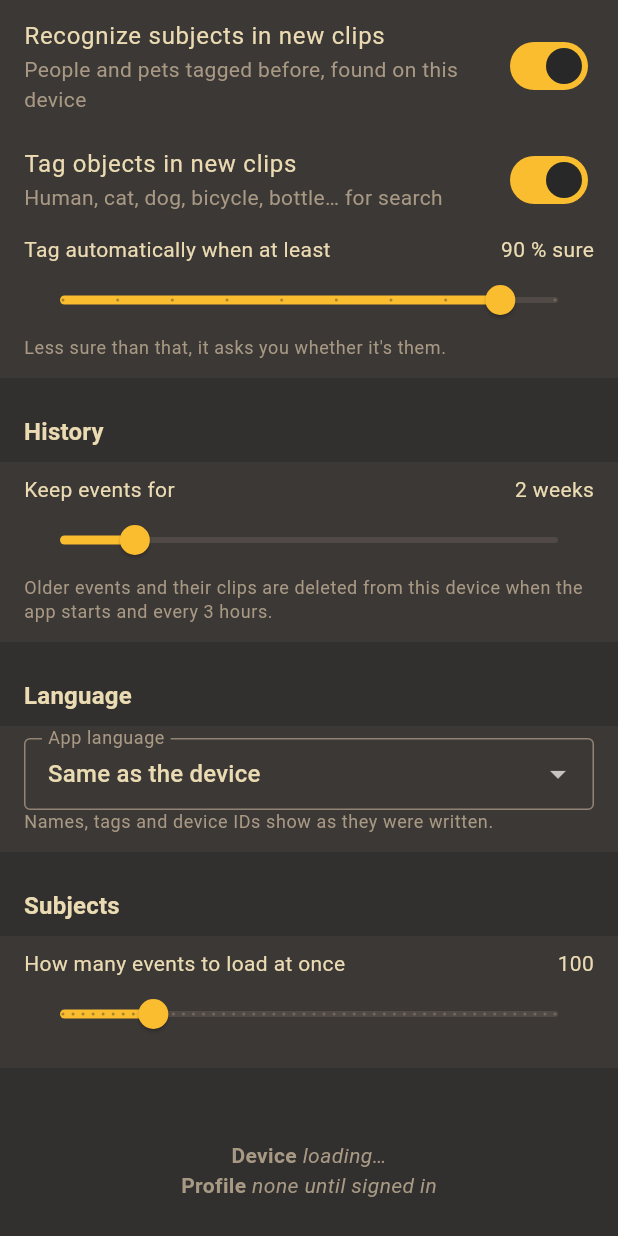
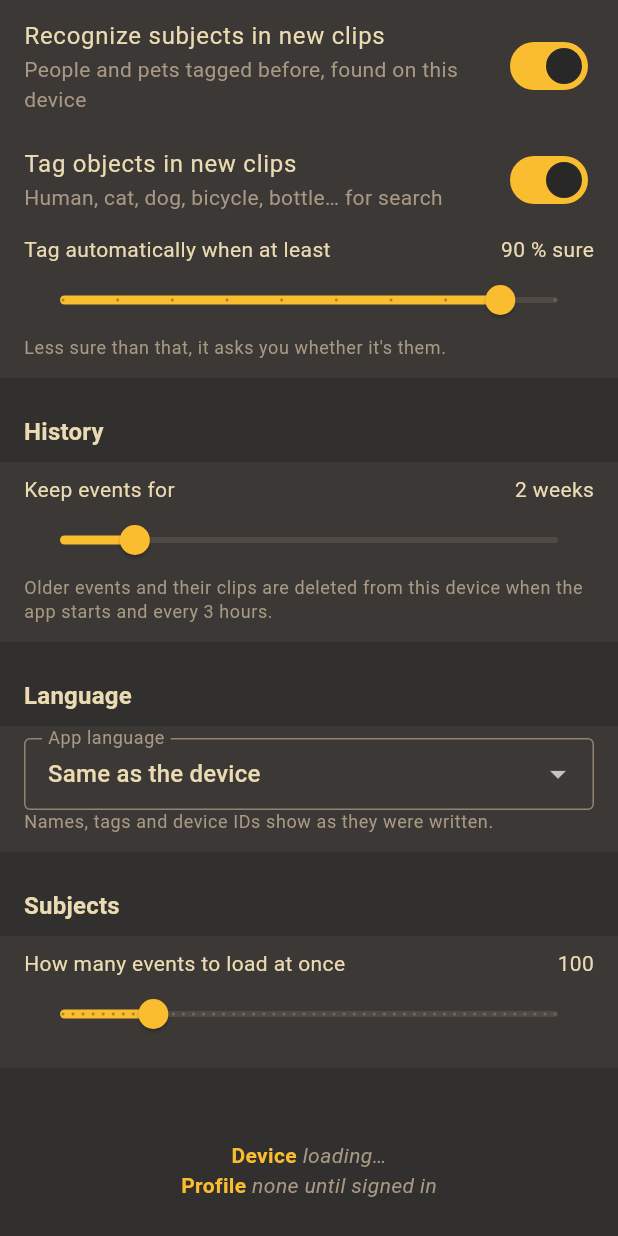
Before and after one commit to prodbytes/presence, a Flutter app: the SettingsView widget shown alone on an empty page, opened directly with empty values, scrolled down 880 dp, on a phone screen of 412 x 824 dp. Run offline on Flutter 3.47's test engine with Material 3 defaults, Android fonts, the phone set to English and light mode, and no system bars; our stand-ins replace app_links, battery_plus, flutter_map, geolocator, google_sign_in, latlong2 and 4 more; missing offline and left inert: cryptography, dart:js_interop, dart:ui_web, google_sign_in_web, idb_shim, mqtt_client and 1 more; network calls fail; project files that could hold a hidden picture were left out.

Commit message:
Settings: the device's memory after its ID; labels apart from values
Co-Authored-By: Claude Opus 5.5 <noreply@anthropic.com>

```diff
--- /dev/null
+++ b/presence_app/lib/identity/device_memory.dart
@@ -0,0 +1,38 @@
+import 'device_memory_native.dart'
+    if (dart.library.js_interop) 'device_memory_web.dart'
+    as platform;
+
+/// How much memory this device has for the app, as far as the platform
+/// says (Settings shows it after the device's ID).
+class DeviceMemory {
+  const DeviceMemory({required this.bytes, required this.free});
+
+  /// [free]: what's free now (Android's `availMem`, Linux's
+  /// `MemAvailable`); else the device's whole memory, approximate (a
+  /// browser's `navigator.deviceMemory`).
+  final int bytes;
+  final bool free;
+
+  /// This device's, or null where the platform doesn't say (iOS, macOS,
+  /// Windows, Firefox and Safari).
+  static Future<DeviceMemory?> read() => platform.readDeviceMemory();
+
+  /// [bytes] as people read them: `512 MB`, `1.2 GB`, `8 GB`.
+  static String format(int bytes) {
+    const gb = 1 << 30;
+    if (bytes < gb) return '${(bytes / (1 << 20)).round()} MB';
+    final g = bytes / gb;
+    return g >= 10 || g == g.roundToDouble()
+        ? '${g.round()} GB'
+        : '${g.toStringAsFixed(1)} GB';
+  }
+
+  /// `MemAvailable` in a `/proc/meminfo` [text], in bytes, or null.
+  static int? memAvailableOf(String text) {
+    final m = RegExp(
+      r'^MemAvailable:\s+(\d+)\s+kB',
+      multiLine: true,
+    ).firstMatch(text);
+    return m == null ? null : int.parse(m.group(1)!) * 1024;
+  }
+}
--- /dev/null
+++ b/presence_app/lib/identity/device_memory_native.dart
@@ -0,0 +1,26 @@
+import 'dart:io';
+
+import '../recognition/memory.dart';
+import 'device_memory.dart';
+
+/// Android's free memory (`memoryStatus`), Linux's `MemAvailable`; none
+/// elsewhere.
+Future<DeviceMemory?> readDeviceMemory() async {
+  try {
+    if (Platform.isAndroid) {
+      final status = await MemoryMonitor().status();
+      return status == null
+          ? null
+          : DeviceMemory(bytes: status.availableBytes, free: true);
+    }
+    if (Platform.isLinux) {
+      final bytes = DeviceMemory.memAvailableOf(
+        await File('/proc/meminfo').readAsString(),
+      );
+      return bytes == null ? null : DeviceMemory(bytes: bytes, free: true);
+    }
+  } catch (_) {
+    // Unknown, then.
+  }
+  return null;
+}
--- a/presence_app/lib/l10n/app_es.arb
+++ b/presence_app/lib/l10n/app_es.arb
@@ -539,6 +539,8 @@
   "settingsMapAttribution": "© Colaboradores de OpenStreetMap",
   "settingsMapZoomIn": "Acercar",
   "settingsMapZoomOut": "Alejar",
+  "settingsMemoryAbout": "unos {amount}",
+  "settingsMemoryFree": "{amount} libres",
   "settingsMotionCooldown": "Como máximo un clip automático cada",
   "settingsMotionNow": "Movimiento ahora: {percent} %",
   "settingsMotionNowWaiting": "Movimiento ahora: esperando la cámara…",
--- a/presence_app/lib/l10n/app_pt.arb
+++ b/presence_app/lib/l10n/app_pt.arb
@@ -539,6 +539,8 @@
   "settingsMapAttribution": "© Colaboradores do OpenStreetMap",
   "settingsMapZoomIn": "Aproximar",
   "settingsMapZoomOut": "Afastar",
+  "settingsMemoryAbout": "cerca de {amount}",
+  "settingsMemoryFree": "{amount} livres",
   "settingsMotionCooldown": "No máximo um clipe automático a cada",
   "settingsMotionNow": "Movimento agora: {percent} %",
   "settingsMotionNowWaiting": "Movimento agora: aguardando a câmera…",
--- a/presence_app/lib/l10n/gen/app_localizations.dart
+++ b/presence_app/lib/l10n/gen/app_localizations.dart
@@ -3334,6 +3334,18 @@ abstract class AppLocalizations {
   /// **'Zoom out'**
   String get settingsMapZoomOut;
 
+  /// No description provided for @settingsMemoryAbout.
+  ///
+  /// In en, this message translates to:
+  /// **'about {amount}'**
+  String settingsMemoryAbout(String amount);
+
+  /// No description provided for @settingsMemoryFree.
+  ///
+  /// In en, this message translates to:
+  /// **'{amount} free'**
+  String settingsMemoryFree(String amount);
+
   /// No description provided for @settingsMotionCooldown.
   ///
   /// In en, this message translates to:
--- a/presence_app/lib/l10n/parts/settings_es.arb
+++ b/presence_app/lib/l10n/parts/settings_es.arb
@@ -110,5 +110,7 @@
   "settingsCloudNoLabels": "Nada que aprender aún: etiqueta personas y mascotas.",
   "settingsCloudFailed": "No se pudo entrenar ahora; se reintentará más tarde.",
   "settingsCloudNotPremium": "El reconocimiento en la nube es solo Premium.",
-  "settingsCloudUpToDate": "Al día."
+  "settingsCloudUpToDate": "Al día.",
+  "settingsMemoryFree": "{amount} libres",
+  "settingsMemoryAbout": "unos {amount}"
 }
--- a/presence_app/lib/l10n/parts/settings_pt.arb
+++ b/presence_app/lib/l10n/parts/settings_pt.arb
@@ -110,5 +110,7 @@
   "settingsCloudNoLabels": "Nada para aprender ainda: marque pessoas e pets.",
   "settingsCloudFailed": "Não deu para treinar agora; tenta de novo depois.",
   "settingsCloudNotPremium": "O reconhecimento na nuvem é só Premium.",
-  "settingsCloudUpToDate": "Atualizado."
+  "settingsCloudUpToDate": "Atualizado.",
+  "settingsMemoryFree": "{amount} livres",
+  "settingsMemoryAbout": "cerca de {amount}"
 }
--- a/presence_app/lib/settings.dart
+++ b/presence_app/lib/settings.dart
@@ -6,6 +6,7 @@ import 'package:flutter/material.dart';
 import 'app_version.dart';
 import 'camera_feeds.dart';
 import 'config.dart';
+import 'identity/device_memory.dart';
 import 'location/device_location.dart';
 import 'l10n/l10n.dart';
 import 'location/location_settings.dart';
@@ -28,6 +29,7 @@ class SettingsView extends StatefulWidget {
     this.nextClip,
     this.logTabDefault,
     this.liveSync = false,
+    this.memory = DeviceMemory.read,
     this.liveAdmin = false,
   });
 
@@ -64,6 +66,10 @@ class SettingsView extends StatefulWidget {
   /// it's known).
   final String? deviceId;
 
+  /// Reads this device's memory, shown after its ID ([DeviceMemory.read];
+  /// tests give their own). Read when Settings opens.
+  final Future<DeviceMemory?> Function() memory;
+
   /// This device's profile ID, always shown at the top beside the device
   /// ID ("none until signed in" until it's known).
   final String? profileId;
@@ -89,6 +95,9 @@ class _SettingsViewState extends State<SettingsView> {
   /// The location map is held: the list holds still, so a drag on the map
   /// moves the map.
   bool _mapHeld = false;
+
+  /// The device's memory, as Settings opened.
+  late final Future<DeviceMemory?> _memory = widget.memory();
 
   void _onMapHeld(bool held) {
     setState(() => _mapHeld = held);
@@ -549,11 +558,23 @@ class _SettingsViewState extends State<SettingsView> {
               child: Column(
                 crossAxisAlignment: CrossAxisAlignment.stretch,
                 children: [
-                  _IdLine(
-                    label: l.settingsDevice,
-                    id: widget.deviceId,
-                    missing: l.settingsDeviceLoading,
-                    idKey: const Key('device-id'),
+                  FutureBuilder<DeviceMemory?>(
+                    future: _memory,
+                    builder: (context, snapshot) => _IdLine(
+                      label: l.settingsDevice,
+                      id: widget.deviceId,
+                      missing: l.settingsDeviceLoading,
+                      idKey: const Key('device-id'),
+                      // How much memory it has, as its platform says.
+                      after: switch (snapshot.data) {
+                        DeviceMemory(:final bytes, free: true) =>
+                          l.settingsMemoryFree(DeviceMemory.format(bytes)),
+                        DeviceMemory(:final bytes) => l.settingsMemoryAbout(
+                          DeviceMemory.format(bytes),
+                        ),
+                        null => null,
+                      },
+                    ),
                   ),
                   _IdLine(
                     label: l.settingsProfile,
@@ -866,6 +887,7 @@ class _IdLine extends StatelessWidget {
     required this.id,
     required this.missing,
     required this.idKey,
+    this.after,
   });
 
   final String label;
@@ -873,27 +895,43 @@ class _IdLine extends StatelessWidget {
   final String missing;
   final Key idKey;
 
+  /// Shown after the ID, in parentheses (the device's memory).
+  final String? after;
+
   @override
   Widget build(BuildContext context) {
     final theme = Theme.of(context);
     // bodyMedium, as the version above: IDs get read out and typed on
     // other devices.
-    final style = theme.textTheme.bodyMedium?.copyWith(
-      color: theme.colorScheme.onSurfaceVariant,
-    );
+    final scheme = theme.colorScheme;
+    // The label in the accent color, the value plain, so each reads apart.
+    final style = theme.textTheme.bodyMedium?.copyWith(color: scheme.onSurface);
+    final muted = style?.copyWith(color: scheme.onSurfaceVariant);
     return Wrap(
       alignment: WrapAlignment.center,
       crossAxisAlignment: WrapCrossAlignment.center,
       children: [
-        Text('$label ', style: style?.copyWith(fontWeight: FontWeight.w600)),
+        Text(
+          '$label ',
+          style: style?.copyWith(
+            color: scheme.primary,
+            fontWeight: FontWeight.w600,
+          ),
+        ),
         switch (id) {
           final id? => SelectableText(id, key: idKey, style: style),
           null => Text(
             missing,
             key: idKey,
-            style: style?.copyWith(fontStyle: FontStyle.italic),
+            style: muted?.copyWith(fontStyle: FontStyle.italic),
           ),
         },
+        if (after case final after?)
+          Text(
+            ' ($after)',
+            key: Key('${(idKey as ValueKey<String>).value}-after'),
+            style: muted,
+          ),
       ],
     );
   }
```
Also changed, not shown: presence_app/lib/identity/device_memory_web.dart (added, +25 -0 lines), presence_app/lib/l10n/app_en.arb (+16 -0 lines), presence_app/lib/l10n/gen/app_localizations_en.dart (+10 -0 lines), presence_app/lib/l10n/gen/app_localizations_es.dart (+10 -0 lines), presence_app/lib/l10n/gen/app_localizations_pt.dart (+10 -0 lines), presence_app/lib/l10n/parts/settings_en.arb (+17 -1 lines), 4 other files.
